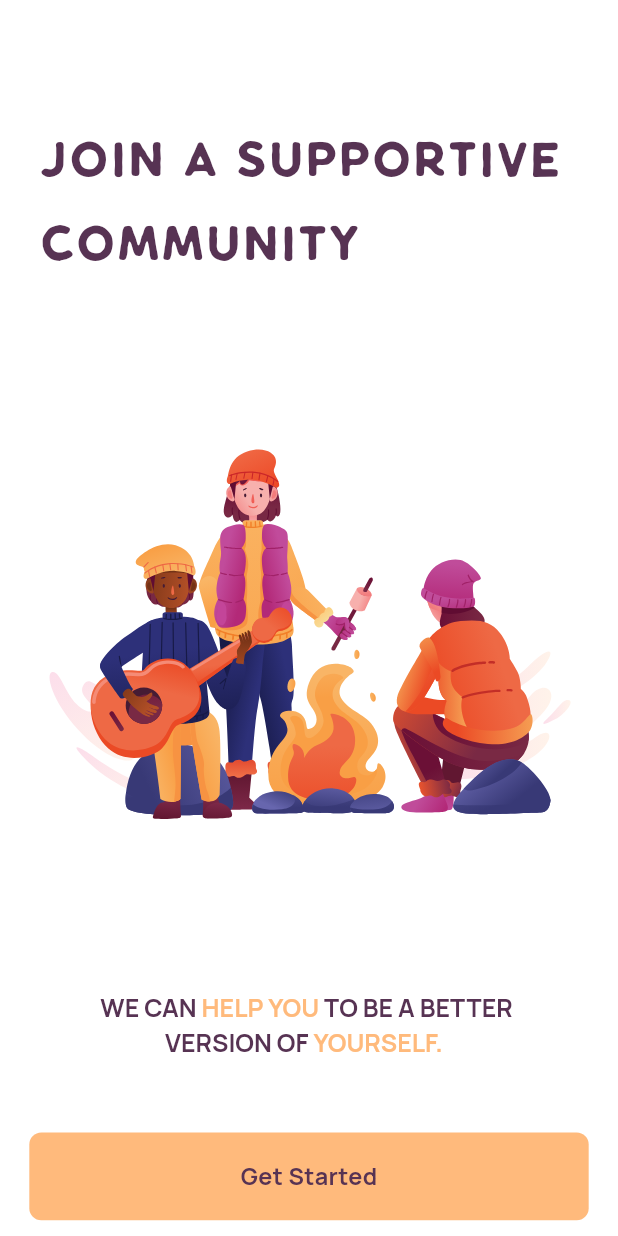
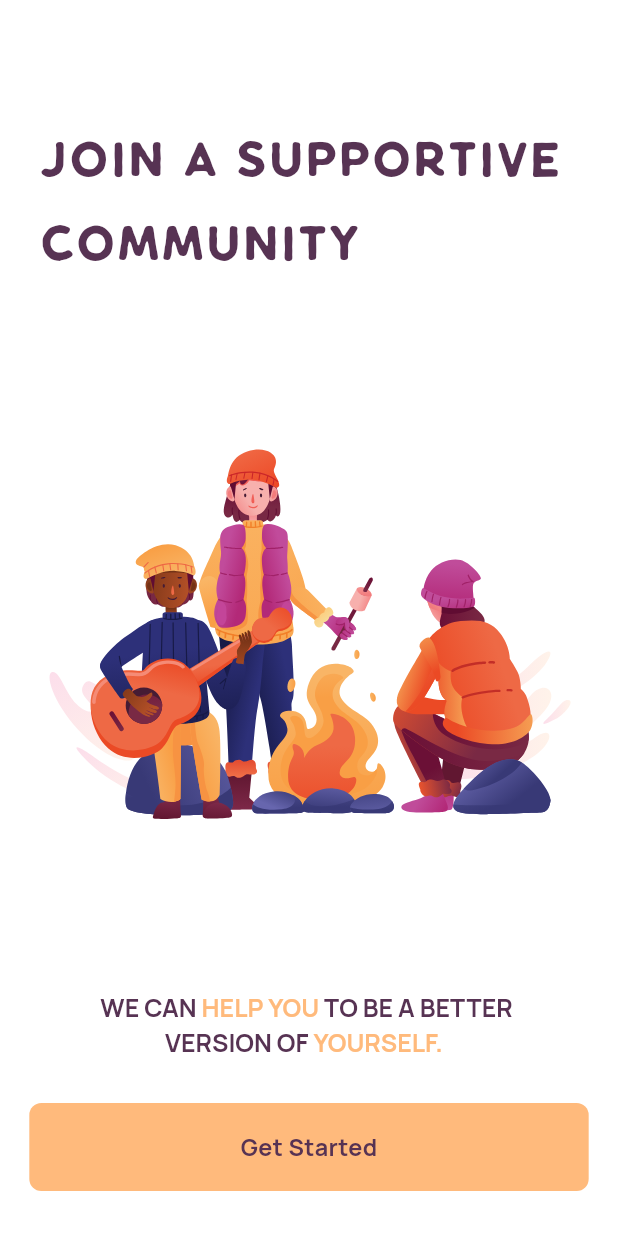
Before and after one commit to Gbenga-Abiodun/habit-app, a Flutter app: the SupportivePage screen opened by its route, on a phone screen of 412 x 824 dp. Run offline on Flutter 3.47's test engine with Material 3 defaults, Android fonts, the phone set to English and light mode, and no system bars; drawn by our look-alikes of auto_size_text; our stand-ins replace flutter_svg, get.

Commit message:
made changes to supportive_page.dart

```diff
--- a/lib/pages/supportive/supportive_page.dart
+++ b/lib/pages/supportive/supportive_page.dart
@@ -115,7 +115,7 @@ class SupportivePage extends StatelessWidget {
             ),
           ),
           SizedBox(
-            height: Dimensions.height10 * 5,
+            height: Dimensions.height10 * 3,
           ),
           Padding(
             padding: EdgeInsets.symmetric(horizontal: Dimensions.height10 * 2),
```
